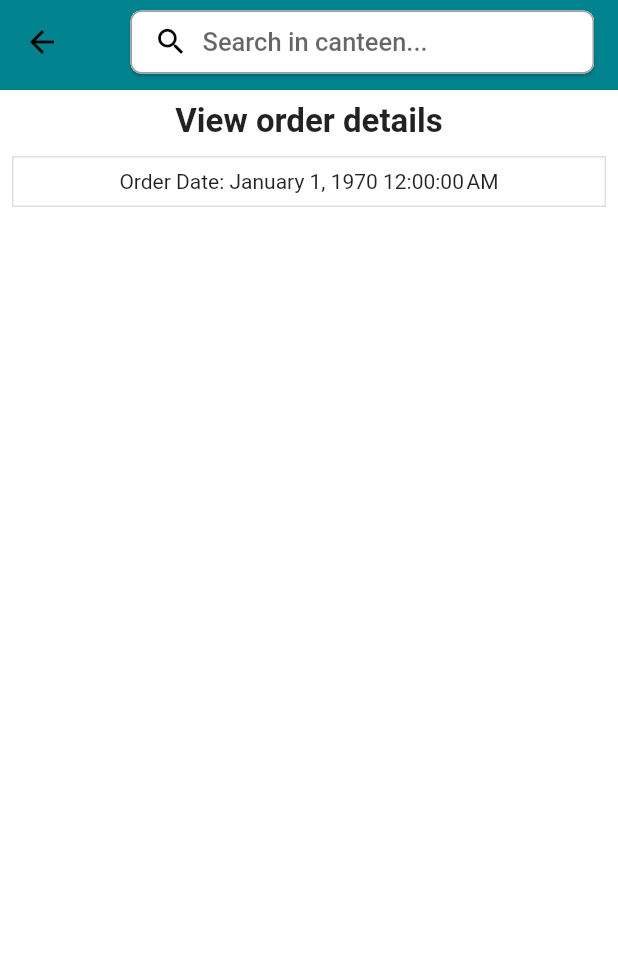
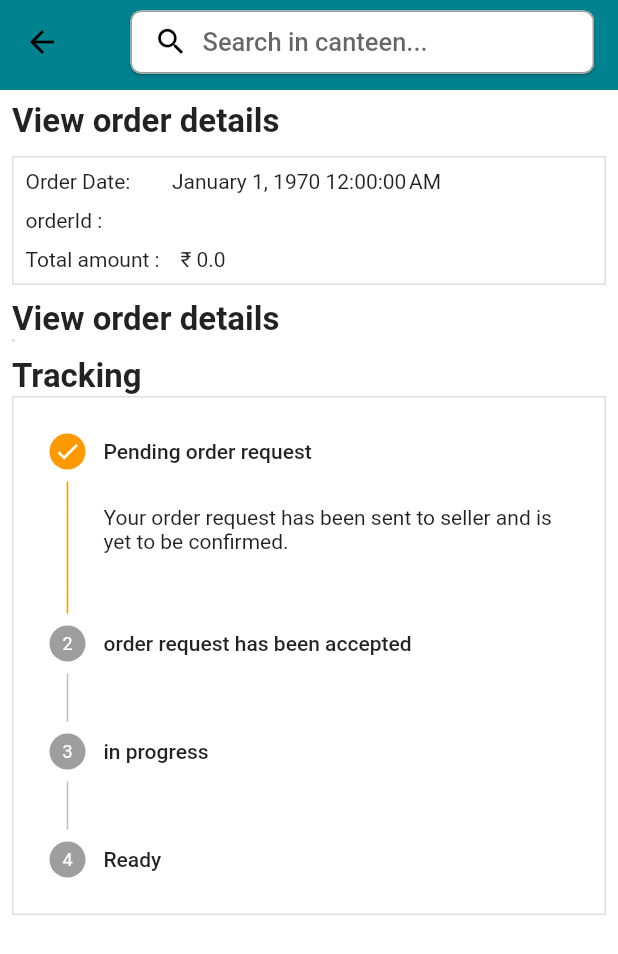
Before and after one commit to ashishu8888/Food-ordering-app, a Flutter app: the OrderDetailScreen screen opened directly with empty values, on a phone screen of 412 x 824 dp. Shown: the top 954 px of the screen. Run offline on Flutter 3.47's test engine with Material 2 defaults, Android fonts, the phone set to English and light mode, and no system bars; our stand-ins replace badges, carousel_slider, dotted_border, dotted_line, file_picker, flutter_rating_bar and 3 more; missing offline and left inert: cloudinary_public, textfield_tags; accounts and stored records are empty; network calls fail.

Commit message:
changes before sem end

```diff
--- a/lib/admin/screens/admin_screen.dart
+++ b/lib/admin/screens/admin_screen.dart
@@ -1,4 +1,5 @@
 import 'package:flutter/material.dart';
+import 'package:food_ordering_app/admin/screens/order_status_screen.dart';
 import 'package:food_ordering_app/admin/screens/post_screen.dart';
 import 'package:food_ordering_app/constants/Global_variables.dart';
 
@@ -16,7 +17,7 @@ class _AdminScreenState extends State<AdminScreen> {
 
   List<Widget> pages = [
     const PostScreen(),
-    const Center(child: Text('Orders'))
+    const OrderStatusScreen(),
   ];
 
   void updatePage(int page) {
--- a/lib/constants/Global_variables.dart
+++ b/lib/constants/Global_variables.dart
@@ -1,6 +1,6 @@
 import 'package:flutter/material.dart';
 
-const uri = 'http://10.20.23.18:3000';
+const uri = 'http://192.168.29.111:3000';
 
 class GlobalVariables {
   // COLORS
--- a/lib/models/order.dart
+++ b/lib/models/order.dart
@@ -1,5 +1,4 @@
 import 'dart:convert';
-
 import 'package:food_ordering_app/models/product.dart';
 
 class Order {
--- a/lib/screens/auth_screen.dart
+++ b/lib/screens/auth_screen.dart
@@ -26,6 +26,7 @@ class _AuthScreenState extends State<AuthScreen> {
   final TextEditingController _passwordController = TextEditingController();
   final TextEditingController _nameController = TextEditingController();
 
+  @override
   void dispose() {
     super.dispose();
     _emailController.dispose();
@@ -73,10 +74,10 @@ class _AuthScreenState extends State<AuthScreen> {
                 Center(
                   child: Image.network(
                     'https://thumbs.gfycat.com/AcidicUnfoldedGoldenretriever-size_restricted.gif',
-                    height: 240,
+                    height: 200,
                   ),
                 ),
-                SizedBox(
+                const SizedBox(
                   height: 30,
                 ),
                 ListTile(
--- a/lib/screens/order_detail_screen.dart
+++ b/lib/screens/order_detail_screen.dart
@@ -18,6 +18,7 @@ class _OrderDetailScreenState extends State<OrderDetailScreen> {
     Navigator.pushNamed(context, SearchScreen.routeName, arguments: query);
   }
 
+  int currentStep = 0;
   @override
   Widget build(BuildContext context) {
     return Scaffold(
@@ -79,7 +80,8 @@ class _OrderDetailScreenState extends State<OrderDetailScreen> {
       body: SingleChildScrollView(
         child: Padding(
           padding: const EdgeInsets.all(8.0),
-          child: Column(children: [
+          child:
+              Column(crossAxisAlignment: CrossAxisAlignment.start, children: [
             const Text(
               'View order details',
               style: TextStyle(
@@ -98,12 +100,139 @@ class _OrderDetailScreenState extends State<OrderDetailScreen> {
                   color: Colors.black12,
                 ),
               ),
-              child: Column(children: [
-                Text('Order Date: ${DateFormat().format(
-                  DateTime.fromMillisecondsSinceEpoch(widget.order.orderedAt),
-                )}'),
-              ]),
+              child: Column(
+                crossAxisAlignment: CrossAxisAlignment.start,
+                children: [
+                  Text('Order Date:        ${DateFormat().format(
+                    DateTime.fromMillisecondsSinceEpoch(widget.order.orderedAt),
+                  )}'),
+                  const SizedBox(
+                    height: 10,
+                  ),
+                  Text('orderId :              ${widget.order.id}'),
+                  const SizedBox(
+                    height: 10,
+                  ),
+                  Text('Total amount :    ₹ ${widget.order.totalPrice}'),
+                ],
+              ),
             ),
+            const SizedBox(
+              height: 10,
+            ),
+            const Text(
+              'View order details',
+              style: TextStyle(
+                fontSize: 22,
+                fontWeight: FontWeight.bold,
+              ),
+            ),
+            Container(
+              decoration: BoxDecoration(
+                border: Border.all(
+                  color: Colors.black12,
+                ),
+              ),
+              child: Column(
+                mainAxisAlignment: MainAxisAlignment.start,
+                children: [
+                  for (int i = 0; i < widget.order.products.length; i++)
+                    Row(
+                      children: [
+                        Padding(
+                          padding: const EdgeInsets.all(8.0),
+                          child: Image.network(
+                            widget.order.products[i].images[0],
+                            height: 120,
+                            width: 120,
+                          ),
+                        ),
+                        const SizedBox(
+                          width: 20,
+                        ),
+                        Expanded(
+                            child: Column(
+                          crossAxisAlignment: CrossAxisAlignment.start,
+                          children: [
+                            Text(
+                              widget.order.products[i].name,
+                              maxLines: 2,
+                              overflow: TextOverflow.ellipsis,
+                              style: const TextStyle(
+                                fontSize: 17,
+                                fontWeight: FontWeight.bold,
+                              ),
+                            ),
+                            Text(
+                              'x ${widget.order.quantity[i]}',
+                            ),
+                          ],
+                        ))
+                      ],
+                    )
+                ],
+              ),
+            ),
+            const SizedBox(
+              height: 10,
+            ),
+            const Text(
+              'Tracking',
+              style: TextStyle(
+                fontSize: 22,
+                fontWeight: FontWeight.bold,
+              ),
+            ),
+            Container(
+              decoration: BoxDecoration(
+                border: Border.all(
+                  color: Colors.black12,
+                ),
+              ),
+              child: Stepper(
+                elevation: 10,
+                currentStep: currentStep,
+                physics: BouncingScrollPhysics(),
+                controlsBuilder: (context, detail) {
+                  return const SizedBox();
+                },
+                steps: [
+                  Step(
+                    title: Text('Pending order request'),
+                    content: Text(
+                        'Your order request has been sent to seller and is yet to be confirmed.'),
+                    isActive: currentStep >= 0,
+                    state: currentStep >= 0
+                        ? StepState.complete
+                        : StepState.indexed,
+                  ),
+                  Step(
+                    title: Text('order request has been accepted'),
+                    content: Text('seller has accepted your order.'),
+                    isActive: currentStep >= 1,
+                    state: currentStep >= 1
+                        ? StepState.complete
+                        : StepState.indexed,
+                  ),
+                  Step(
+                    title: Text('in progress'),
+                    content: Text('your order is being prepared'),
+                    isActive: currentStep >= 2,
+                    state: currentStep >= 2
+                        ? StepState.complete
+                        : StepState.indexed,
+                  ),
+                  Step(
+                    title: Text('Ready'),
+                    content: Text('your order is ready to take'),
+                    isActive: currentStep >= 3,
+                    state: currentStep >= 3
+                        ? StepState.complete
+                        : StepState.indexed,
+                  ),
+                ],
+              ),
+            )
           ]),
         ),
       ),
```
Also changed, not shown: lib/admin/screens/order_status_screen.dart (added, +97 -0 lines), lib/admin/screens/post_screen.dart (+8 -8 lines), lib/admin/services/admin_services.dart (+32 -0 lines), pubspec.lock, 2 other files.
